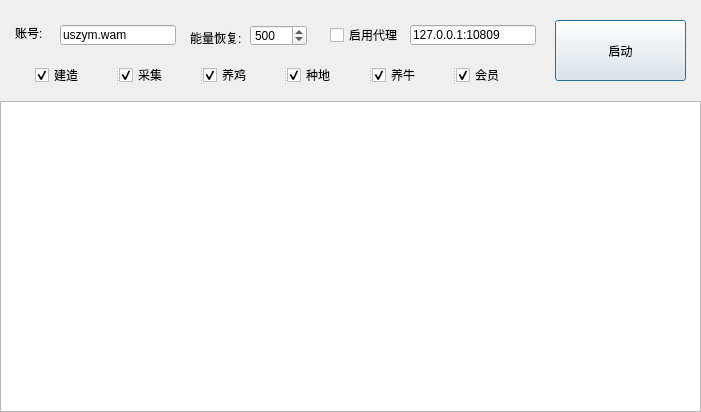
Above: dialog.ui from encoderlee/OpenFarmer before the change. Below: the same form after it.
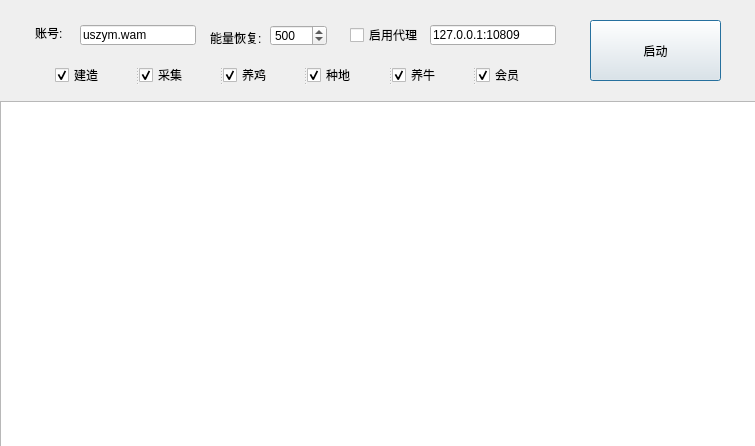
That is the form after the change. Icons and pictures are not drawn.

The edit to the form file:
```diff
--- a/dialog.ui
+++ b/dialog.ui
@@ -6,8 +6,8 @@
    <rect>
     <x>0</x>
     <y>0</y>
-    <width>701</width>
-    <height>412</height>
+    <width>755</width>
+    <height>446</height>
    </rect>
   </property>
   <property name="windowTitle">
@@ -20,7 +20,7 @@
   <widget class="QLabel" name="label">
    <property name="geometry">
     <rect>
-     <x>15</x>
+     <x>35</x>
      <y>25</y>
      <width>41</width>
      <height>16</height>
@@ -33,7 +33,7 @@
   <widget class="QLineEdit" name="edit_account">
    <property name="geometry">
     <rect>
-     <x>60</x>
+     <x>80</x>
      <y>25</y>
      <width>116</width>
      <height>20</height>
@@ -46,7 +46,7 @@
   <widget class="QLabel" name="label_2">
    <property name="geometry">
     <rect>
-     <x>190</x>
+     <x>210</x>
      <y>30</y>
      <width>56</width>
      <height>16</height>
@@ -59,7 +59,7 @@
   <widget class="QSpinBox" name="spinbox_energy">
    <property name="geometry">
     <rect>
-     <x>250</x>
+     <x>270</x>
      <y>25</y>
      <width>57</width>
      <height>21</height>
@@ -77,8 +77,8 @@
     <rect>
      <x>0</x>
      <y>101</y>
-     <width>701</width>
-     <height>311</height>
+     <width>756</width>
+     <height>346</height>
     </rect>
    </property>
    <property name="readOnly">
@@ -91,7 +91,7 @@
   <widget class="QPushButton" name="button_start">
    <property name="geometry">
     <rect>
-     <x>555</x>
+     <x>590</x>
      <y>20</y>
      <width>131</width>
      <height>61</height>
@@ -104,7 +104,7 @@
   <widget class="QLineEdit" name="edit_proxy">
    <property name="geometry">
     <rect>
-     <x>410</x>
+     <x>430</x>
      <y>25</y>
      <width>126</width>
      <height>20</height>
@@ -117,7 +117,7 @@
   <widget class="QCheckBox" name="checkbox_proxy">
    <property name="geometry">
     <rect>
-     <x>330</x>
+     <x>350</x>
      <y>25</y>
      <width>71</width>
      <height>20</height>
@@ -133,7 +133,7 @@
   <widget class="QSplitter" name="splitter">
    <property name="geometry">
     <rect>
-     <x>35</x>
+     <x>55</x>
      <y>65</y>
      <width>501</width>
      <height>20</height>
```
